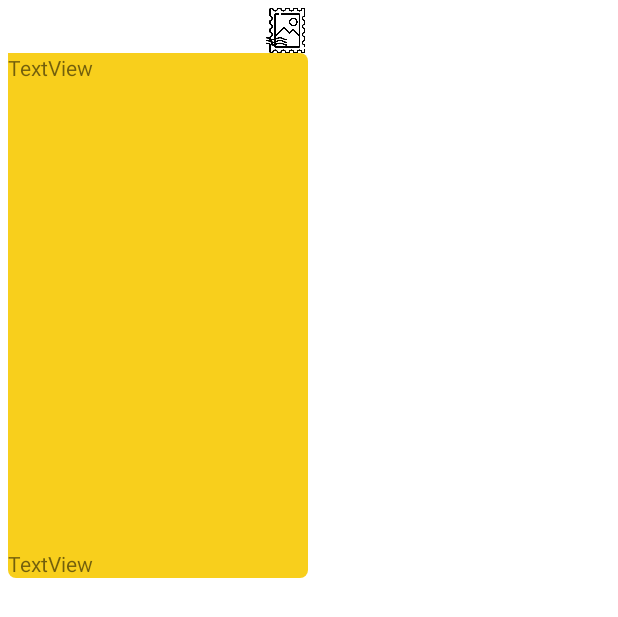
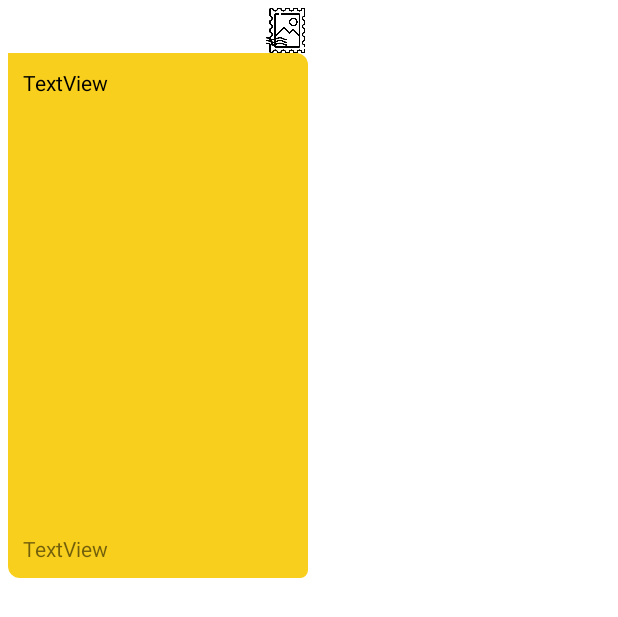
Before and after one commit to monishstark/lettre_project, an Android app: the layout item_receive.xml on its own in the app's theme, with its tools: preview values and no code run, on a phone screen of 412 x 824 dp. Shown: the top 617 px of the screen. Run offline under Robolectric (Android 15) with nearby library versions, the phone set to English and light mode, and no system bars.

Commit message:
Minute Touch-ups

```diff
--- a/app/src/main/res/drawable-v24/receive_drawable.xml
+++ b/app/src/main/res/drawable-v24/receive_drawable.xml
@@ -2,6 +2,6 @@
 <shape xmlns:android="http://schemas.android.com/apk/res/android">
 <solid android:color="#F8CF1C"/>
     <corners android:bottomRightRadius="5dp"
-        android:bottomLeftRadius="5dp"
-        android:topRightRadius="5dp"/>
+        android:bottomLeftRadius="8dp"
+        android:topRightRadius="8dp"/>
 </shape>
--- a/app/src/main/res/drawable/sent_drawable.xml
+++ b/app/src/main/res/drawable/sent_drawable.xml
@@ -2,6 +2,6 @@
 <shape xmlns:android="http://schemas.android.com/apk/res/android">
 <solid android:color="#92DFE8"/>
     <corners android:bottomRightRadius="5dp"
-        android:topLeftRadius="5dp"
-        android:bottomLeftRadius="5dp"/>
+        android:topLeftRadius="8dp"
+        android:bottomLeftRadius="8dp"/>
 </shape>
--- a/app/src/main/res/layout/activity_chat.xml
+++ b/app/src/main/res/layout/activity_chat.xml
@@ -8,7 +8,7 @@
 
     <androidx.cardview.widget.CardView
         android:id="@+id/cardView"
-        android:layout_width="match_parent"
+        android:layout_width="350dp"
         android:layout_height="wrap_content"
         android:layout_marginStart="5dp"
         android:layout_marginEnd="40dp"
@@ -29,7 +29,7 @@
                 android:layout_height="wrap_content"
                 android:layout_weight="1"
                 android:ems="10"
-                android:hint="enter text"
+                android:hint="Write your letter here..."
                 android:inputType="textPersonName" />
 
         </LinearLayout>
@@ -59,4 +59,5 @@
         app:srcCompat="@drawable/send"
         tools:ignore="MissingConstraints" />
 
+
 </androidx.constraintlayout.widget.ConstraintLayout>
--- a/app/src/main/res/layout/activity_cprofile.xml
+++ b/app/src/main/res/layout/activity_cprofile.xml
@@ -155,6 +155,7 @@ tools:context=".cprofile">
         android:id="@+id/downmenu"
         android:layout_width="match_parent"
         android:layout_height="wrap_content"
+        android:layout_alignParentBottom="true"
         app:elevation="45dp"
         app:layout_constraintBottom_toBottomOf="parent"
         app:layout_constraintEnd_toEndOf="parent"
--- a/app/src/main/res/layout/item_receive.xml
+++ b/app/src/main/res/layout/item_receive.xml
@@ -11,8 +11,10 @@
         android:layout_width="200dp"
         android:layout_height="350dp"
         android:layout_marginTop="30dp"
+        android:padding="10dp"
         android:background="@drawable/receive_drawable"
         android:text="TextView"
+        android:textColor="@color/black"
         app:layout_constraintStart_toStartOf="parent"
         app:layout_constraintTop_toTopOf="parent" />
 
@@ -20,6 +22,7 @@
         android:id="@+id/sender_name1"
         android:layout_width="wrap_content"
         android:layout_height="wrap_content"
+        android:padding="10dp"
         android:text="TextView"
         app:layout_constraintBottom_toBottomOf="@+id/message"
         app:layout_constraintStart_toStartOf="@+id/message" />
--- a/app/src/main/res/layout/item_sent.xml
+++ b/app/src/main/res/layout/item_sent.xml
@@ -11,9 +11,11 @@
         android:layout_width="200dp"
         android:layout_height="350dp"
         android:layout_marginTop="30dp"
+        android:padding="10dp"
+        android:textColor="@color/black"
         android:background="@drawable/sent_drawable"
         android:text="TextView"
-        android:textSize="14sp"
+        android:textSize="15sp"
         app:layout_constraintEnd_toEndOf="parent"
         app:layout_constraintTop_toTopOf="parent" />
 
@@ -21,6 +23,7 @@
         android:id="@+id/sender_name"
         android:layout_width="wrap_content"
         android:layout_height="wrap_content"
+        android:padding="10dp"
         android:text="TextView"
         app:layout_constraintBottom_toBottomOf="@+id/message"
         app:layout_constraintEnd_toEndOf="parent" />
```
